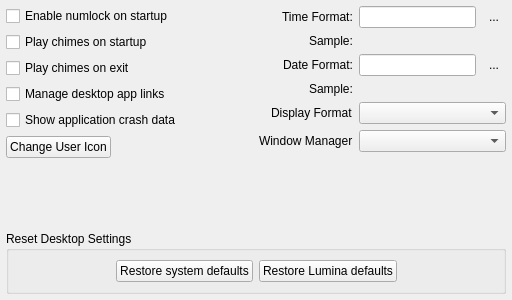
Qt form src-qt5/core-utils/lumina-config/pages/page_session_options.ui (lumina-desktop/lumina) before a commit.
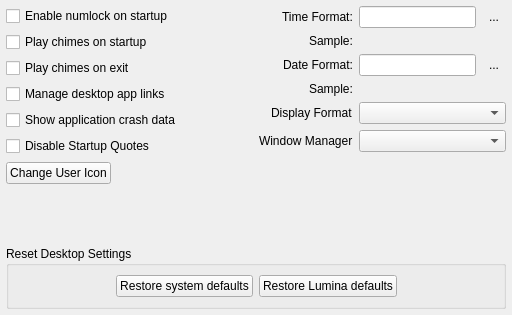
The same form after that commit.

Commit message: add option to disbale startup quotes

Diff of the .ui file:
```diff
--- a/src-qt5/core-utils/lumina-config/pages/page_session_options.ui
+++ b/src-qt5/core-utils/lumina-config/pages/page_session_options.ui
@@ -7,7 +7,7 @@
     <x>0</x>
     <y>0</y>
     <width>512</width>
-    <height>300</height>
+    <height>315</height>
    </rect>
   </property>
   <property name="windowTitle">
@@ -66,6 +66,13 @@
        </property>
       </widget>
      </item>
+     <item>
+      <widget class="QCheckBox" name="check_quotes">
+       <property name="text">
+        <string>Disable Startup Quotes</string>
+       </property>
+      </widget>
+     </item>
      <item>
       <layout class="QHBoxLayout" name="horizontalLayout_14">
        <item>
```
The commit also changes 2 other files.
